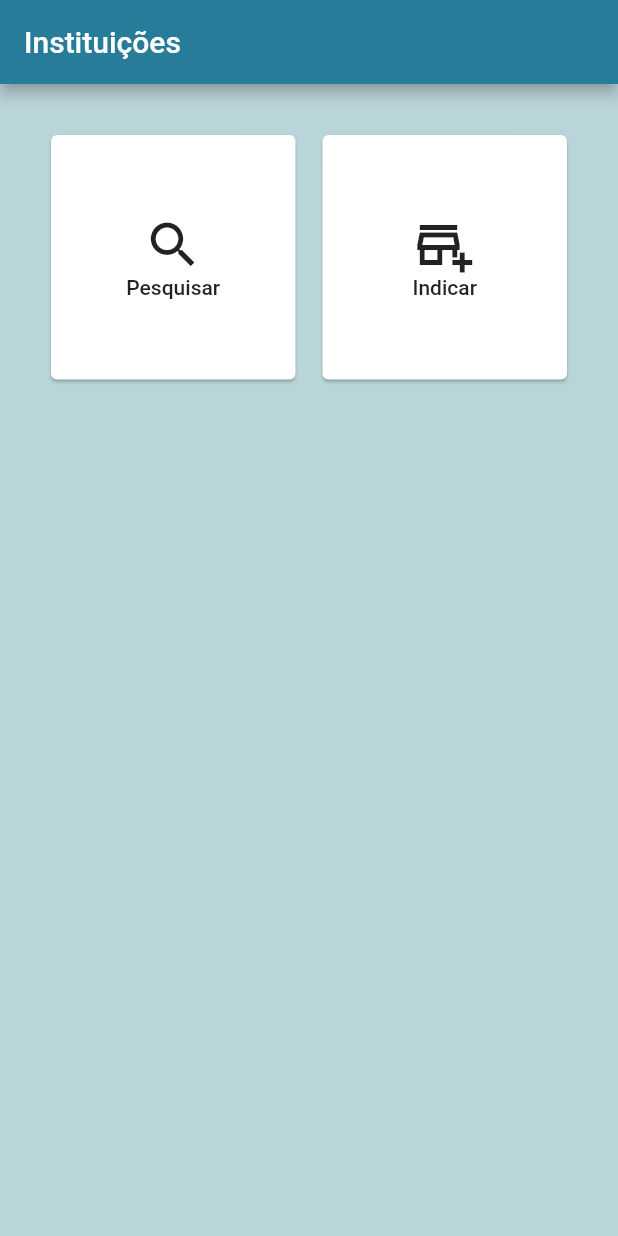
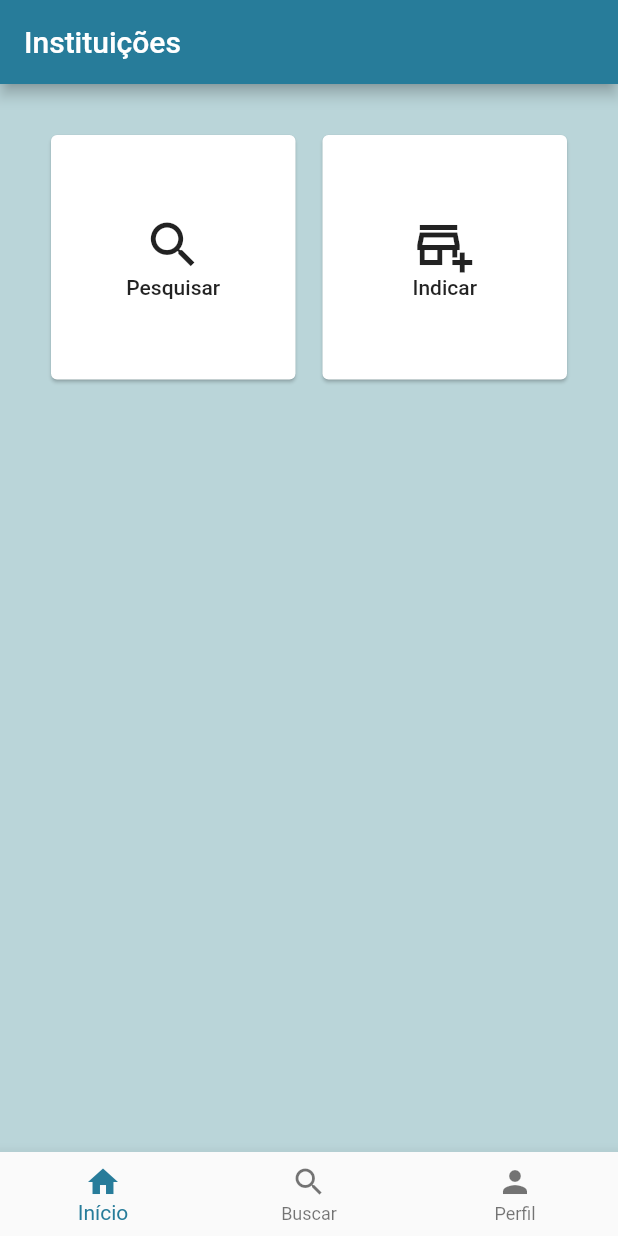
Before and after one commit to fabianoalves/IGTI_PA_DoacoesRemediosAPP, a Flutter app: the screen it shows after launch, after a tap on "Entrar", on a phone screen of 412 x 824 dp. Run offline on Flutter 3.47's test engine with Material 2 defaults, Android fonts, the phone set to English and light mode, and no system bars; our stand-ins replace google_maps_flutter; network calls fail.

Commit message:
criacao de tela de perfil e barra de navegacao

```diff
--- /dev/null
+++ b/lib/components/custom_bottom_navigation_bar.dart
@@ -0,0 +1,65 @@
+import 'package:doacoes_remedios/routes/app_routes.dart';
+import 'package:flutter/material.dart';
+
+import '../style.colors.dart';
+
+class CustomBottomNavigationBar extends StatefulWidget {
+  final int currentIndex;
+  const CustomBottomNavigationBar({Key key, this.currentIndex}) : super(key: key);
+
+  @override
+  _CustomBottomNavigationBarState createState() => _CustomBottomNavigationBarState();
+}
+
+class _CustomBottomNavigationBarState extends State<CustomBottomNavigationBar> {
+
+  @override
+  Widget build(BuildContext context) {
+    return BottomNavigationBar(
+      currentIndex: widget.currentIndex,
+      selectedItemColor: ThemeColors.PrimaryColor,
+      //unselectedItemColor: ThemeColors.SecondaryColor,
+      items: [
+        BottomNavigationBarItem(
+            icon: Icon(Icons.home),
+            label: "Início"
+        ),
+        BottomNavigationBarItem(
+            icon: Icon(Icons.search),
+            label: "Buscar"
+        ),
+        BottomNavigationBarItem(
+            icon: Icon(Icons.person),
+            label: "Perfil"
+        ),
+      ],
+      onTap: (index) {
+        if(index == widget.currentIndex)
+          return;
+        if (index == 0) {
+          Navigator.of(context).pushNamed(AppRoutes.INSTITUICAO);
+          return;
+        }
+        if (index == 1) {
+          Navigator.of(context).pushNamed(AppRoutes.INSTITUICAO_PESQUISA);
+          return;
+        }
+        if (index == 2) {
+          Navigator.of(context).pushNamed(AppRoutes.USER);
+          return;
+        }
+      },
+    );
+  }
+}
+
+
+/*
+class CustomBottomNavigationBar extends StatelessWidget {
+  const CustomBottomNavigationBar({Key key}) : super(key: key);
+  int _currentIndex = 0;
+  @override
+  Widget build(BuildContext context) {
+
+  }
+}*/
--- a/lib/main.dart
+++ b/lib/main.dart
@@ -4,6 +4,7 @@ import 'package:doacoes_remedios/pages/instituicao_pesquisa.page.dart';
 import 'package:doacoes_remedios/pages/instituicao_pesquisa_resultado.page.dart';
 import 'package:doacoes_remedios/pages/map.page.dart';
 import 'package:doacoes_remedios/pages/splash.page.dart';
+import 'package:doacoes_remedios/pages/usuario.page.dart';
 import 'package:doacoes_remedios/pages/usuario_recuperar_senha.page.dart';
 import 'package:doacoes_remedios/routes/app_routes.dart';
 import 'package:doacoes_remedios/pages/usuario_cadastro.page.dart';
@@ -26,7 +27,8 @@ class MyApp extends StatelessWidget {
       ),
       //home: SplashPage(),
       routes: {
-        AppRoutes.HOME: (_) => LoginPage(),//LoginPage(),
+        AppRoutes.LOGIN: (_) => LoginPage(),//LoginPage(),
+        AppRoutes.USER: (_) => UsuarioPage(),
         AppRoutes.USER_FORM: (_) => UsuarioCadastroPage(),
         AppRoutes.INSTITUICAO: (_) => InstituicaoPage(),
         AppRoutes.INSTITUICAO_PESQUISA: (_) => InstituicaoPesquisaPage(),
--- a/lib/pages/cadastro_usuario.page.dart
+++ b/lib/pages/cadastro_usuario.page.dart
@@ -59,7 +59,7 @@ class _CadastroUsuarioPageState extends State<CadastroUsuarioPage> {
     return Scaffold(
         backgroundColor: Colors.white,
         appBar: AppBar(
-          title: Text('Novo Cadastro'),
+          title: Text('Novo Cadastro2'),
           backgroundColor: ThemeColors.AppBarColor,
         ),
         body: Padding(
--- a/lib/pages/instituicao.page.dart
+++ b/lib/pages/instituicao.page.dart
@@ -1,30 +1,37 @@
+import 'package:doacoes_remedios/components/custom_bottom_navigation_bar.dart';
 import 'package:doacoes_remedios/routes/app_routes.dart';
 import 'package:flutter/material.dart';
 
 import '../style.colors.dart';
 
-
 class Opcao {
   const Opcao({this.titulo, this.icon, this.rota});
+
   final String titulo;
   final IconData icon;
   final String rota;
 }
+
 const List<Opcao> opcoes = const <Opcao>[
-  const Opcao(titulo: 'Pesquisar', icon: Icons.search, rota: AppRoutes.INSTITUICAO_PESQUISA),
-  const Opcao(titulo: 'Indicar', icon: Icons.add_business_outlined , rota: AppRoutes.INSTITUICAO_INDICACAO),
+  const Opcao(
+      titulo: 'Pesquisar',
+      icon: Icons.search,
+      rota: AppRoutes.INSTITUICAO_PESQUISA),
+  const Opcao(
+      titulo: 'Indicar',
+      icon: Icons.add_business_outlined,
+      rota: AppRoutes.INSTITUICAO_INDICACAO),
 ];
-
 
 class OpcaoCard extends StatelessWidget {
   const OpcaoCard({Key key, this.opcao}) : super(key: key);
   final Opcao opcao;
+
   @override
   Widget build(BuildContext context) {
     final TextStyle textStyle = Theme.of(context).textTheme.bodyText1;
-    return
-    InkWell(
-      child:Card(
+    return InkWell(
+      child: Card(
         color: Colors.white,
         child: Center(
           child: Column(
@@ -32,15 +39,12 @@ class OpcaoCard extends StatelessWidget {
               crossAxisAlignment: CrossAxisAlignment.center,
               mainAxisAlignment: MainAxisAlignment.center,
               children: <Widget>[
-              Icon(opcao.icon, size:40.0, color: textStyle.color),
+                Icon(opcao.icon, size: 40.0, color: textStyle.color),
                 Text(opcao.titulo, style: textStyle),
-            ]
+              ]),
         ),
       ),
-      ),
-      onTap: () => {
-        Navigator.of(context).pushNamed(opcao.rota)
-      },
+      onTap: () => {Navigator.of(context).pushNamed(opcao.rota)},
     );
   }
 }
@@ -51,7 +55,6 @@ class InstituicaoPage extends StatefulWidget {
 }
 
 class _InstituicaoPageState extends State<InstituicaoPage> {
-
   @override
   Widget build(BuildContext context) {
     return Scaffold(
@@ -61,12 +64,6 @@ class _InstituicaoPageState extends State<InstituicaoPage> {
         automaticallyImplyLeading: false,
         backgroundColor: ThemeColors.AppBarColor,
       ),
-        /*floatingActionButton: new FloatingActionButton(
-          child: new Icon(Icons.fullscreen_exit),
-          onPressed: () {
-            Navigator.pushReplacementNamed(context, "/logout");
-          },
-        ),*/
       body: GridView.count(
         crossAxisCount: 2,
         crossAxisSpacing: 10,
@@ -75,10 +72,9 @@ class _InstituicaoPageState extends State<InstituicaoPage> {
           return Center(
             child: OpcaoCard(opcao: opcoes[index]),
           );
-           }
-          )
-        )
+        }),
+      ),
+      bottomNavigationBar: CustomBottomNavigationBar(currentIndex: 0),
     );
   }
-
 }
--- a/lib/pages/instituicao_pesquisa_resultado.page.dart
+++ b/lib/pages/instituicao_pesquisa_resultado.page.dart
@@ -1,3 +1,4 @@
+import 'package:doacoes_remedios/components/custom_bottom_navigation_bar.dart';
 import 'package:doacoes_remedios/models/instituicao.model.dart';
 import 'package:doacoes_remedios/routes/app_routes.dart';
 import 'package:flutter/material.dart';
@@ -48,6 +49,7 @@ class _InstituicaoPesquisaResultPageState extends State<InstituicaoPesquisaResul
           itemBuilder: _instituicaoCard,
 
         ),
+        bottomNavigationBar: CustomBottomNavigationBar(currentIndex: 1),
     );
   }
 
--- a/lib/pages/login.page.dart
+++ b/lib/pages/login.page.dart
@@ -10,42 +10,44 @@ class LoginPage extends StatefulWidget {
 }
 
 class _LoginPageState extends State<LoginPage> {
-
-
   @override
   Widget build(BuildContext context) {
     //Navigator.of(context).pushNamed(AppRoutes.INSTITUICAO_PESQUISA);
     return Scaffold(
         backgroundColor: ThemeColors.LoginBackGround,
-        body: Padding(
+        body: ListView(children: [
+          Padding(
             padding: EdgeInsets.all(20),
             child: Center(
               child: Column(
                 crossAxisAlignment: CrossAxisAlignment.stretch,
                 mainAxisAlignment: MainAxisAlignment.center,
-
                 children: <Widget>[
                   Container(
-                  child: Image.asset('assets/images/logo.jpeg', height: 200,)
-                ),
+                      child: Image.asset(
+                    'assets/images/logo.jpeg',
+                    height: 200,
+                  )),
                   TextFormField(
                     autofocus: true,
                     keyboardType: TextInputType.emailAddress,
-                  style: new TextStyle(color: ThemeColors.BlackColor, fontSize: 20),
+                    style: new TextStyle(
+                        color: ThemeColors.BlackColor, fontSize: 20),
                     decoration: InputDecoration(
                       labelText: "E-mail",
                       labelStyle: TextStyle(color: ThemeColors.LabelInputForm),
-
                     ),
                   ),
 
                   TextFormField(
                     obscureText: true,
                     keyboardType: TextInputType.text,
-                  style: new TextStyle(color: ThemeColors.BlackColor, fontSize: 20),
+                    style: new TextStyle(
+                        color: ThemeColors.BlackColor, fontSize: 20),
                     decoration: InputDecoration(
                         labelText: "Senha",
-                      labelStyle: TextStyle(color: ThemeColors.LabelInputForm)),
+                        labelStyle:
+                            TextStyle(color: ThemeColors.LabelInputForm)),
                   ),
 
                   //Center(
@@ -63,21 +65,22 @@ class _LoginPageState extends State<LoginPage> {
                         //TextSpan(text: '   |   ',),
                         TextSpan(
                           text: 'Esqueci a senha',
-                          style: TextStyle(height: 2,color: ThemeColors.PrimaryColor, fontWeight: FontWeight.bold),
+                          style: TextStyle(
+                              height: 2,
+                              color: ThemeColors.PrimaryColor,
+                              fontWeight: FontWeight.bold),
                           recognizer: TapGestureRecognizer()
                             ..onTap = () {
-                              Navigator.of(context).pushNamed(AppRoutes.USER_RECUPERAR_SENHA);
+                              Navigator.of(context)
+                                  .pushNamed(AppRoutes.USER_RECUPERAR_SENHA);
                             },
                         ),
-
-
                       ],
                     ),
                   ),
                   //),
 
                   Divider(),
-
 
                   ButtonTheme(
                     height: 60.0,
@@ -95,26 +98,26 @@ class _LoginPageState extends State<LoginPage> {
                   Divider(),
 
                   TextButton(
-                  child: Text(
-                    "Nova Conta".toUpperCase(),
-                    style: TextStyle(fontSize: 14)
-                  ),
+                    child: Text("Nova Conta".toUpperCase(),
+                        style: TextStyle(fontSize: 14)),
                     style: ButtonStyle(
-                    padding: MaterialStateProperty.all<EdgeInsets>(EdgeInsets.all(15)),
-                    foregroundColor: MaterialStateProperty.all<Color>(ThemeColors.PrimaryColor),
-                    shape: MaterialStateProperty.all<RoundedRectangleBorder>(
+                        padding: MaterialStateProperty.all<EdgeInsets>(
+                            EdgeInsets.all(15)),
+                        foregroundColor: MaterialStateProperty.all<Color>(
+                            ThemeColors.PrimaryColor),
+                        shape:
+                            MaterialStateProperty.all<RoundedRectangleBorder>(
                                 RoundedRectangleBorder(
                                     //borderRadius: BorderRadius.circular(18.0),
-                        side: BorderSide(color: ThemeColors.PrimaryColor)
-                      )
-                    )
+                                    side: BorderSide(
+                                        color: ThemeColors.PrimaryColor)))),
+                    onPressed: () =>
+                        Navigator.of(context).pushNamed(AppRoutes.USER_FORM),
                   ),
-                  onPressed: () => Navigator.of(context).pushNamed(AppRoutes.USER_FORM),
-                ),
-
                 ],
               ),
             ),
-        ));
+          ),
+        ]));
   }
 }
--- a/lib/pages/usuario_cadastro.page.dart
+++ b/lib/pages/usuario_cadastro.page.dart
@@ -61,7 +61,7 @@ class _UsuarioCadastroPageState extends State<UsuarioCadastroPage> {
         backgroundColor: Colors.white,
         resizeToAvoidBottomInset: false,
         appBar: AppBar(
-          title: Text('Novo Cadastro'),
+          title: Text('Editar Cadastro'),
           backgroundColor: ThemeColors.AppBarColor,
         ),
         body: Padding(
@@ -115,7 +115,7 @@ class _UsuarioCadastroPageState extends State<UsuarioCadastroPage> {
                           // retorna um objeto do tipo Dialog
                           return AlertDialog(
                             title: new Text("Sucesso"),
-                            content: new Text("Cadastro realizado com sucesso"),
+                            content: new Text("Dados salvos com sucesso"),
                             actions: <Widget>[
                               // define os botões na base do dialogo
                               new FlatButton(
--- a/lib/routes/app_routes.dart
+++ b/lib/routes/app_routes.dart
@@ -1,5 +1,6 @@
 class AppRoutes {
-  static const HOME = '/';
+  static const LOGIN = '/';
+  static const USER = "usuario";
   static const USER_FORM = '/usuario_cadastro';
   static const USER_RECUPERAR_SENHA = '/usuario_recuperar_senha';
   static const INSTITUICAO = '/instituicao';
--- a/lib/style.colors.dart
+++ b/lib/style.colors.dart
@@ -6,6 +6,8 @@ class ThemeColors {
   static const Color BlackColor = Colors.black87;
   static const Color WhiteColor = Colors.white;
   static const Color PrimaryColor = Color.fromRGBO(39, 124, 154, 1);
+  static const Color SecondaryColor = Color.fromRGBO(117, 183, 235, 1);
+
   static const Color AppBarColor = Color.fromRGBO(39, 124, 154, 1);
   static const Color LabelInputForm = Color.fromRGBO(39, 124, 154, 1);
 }
--- a/pubspec.yaml
+++ b/pubspec.yaml
@@ -25,6 +25,9 @@ dependencies:
   flutter:
     sdk: flutter
   google_maps_flutter: ^0.5.25+1
+  #geolocator: ^5.1.5
+  #permission: ^0.1.7
+  #permission_handler: ^8.0.0+1
 
 
 
```
Also changed, not shown: lib/pages/instituicao_pesquisa.page.dart (+3 -4 lines), lib/pages/map.page.dart (+34 -0 lines), lib/pages/usuario.page.dart (added, +70 -0 lines), pubspec.lock, 1 other file. Lines whose indentation alone changed are shown as unchanged.
